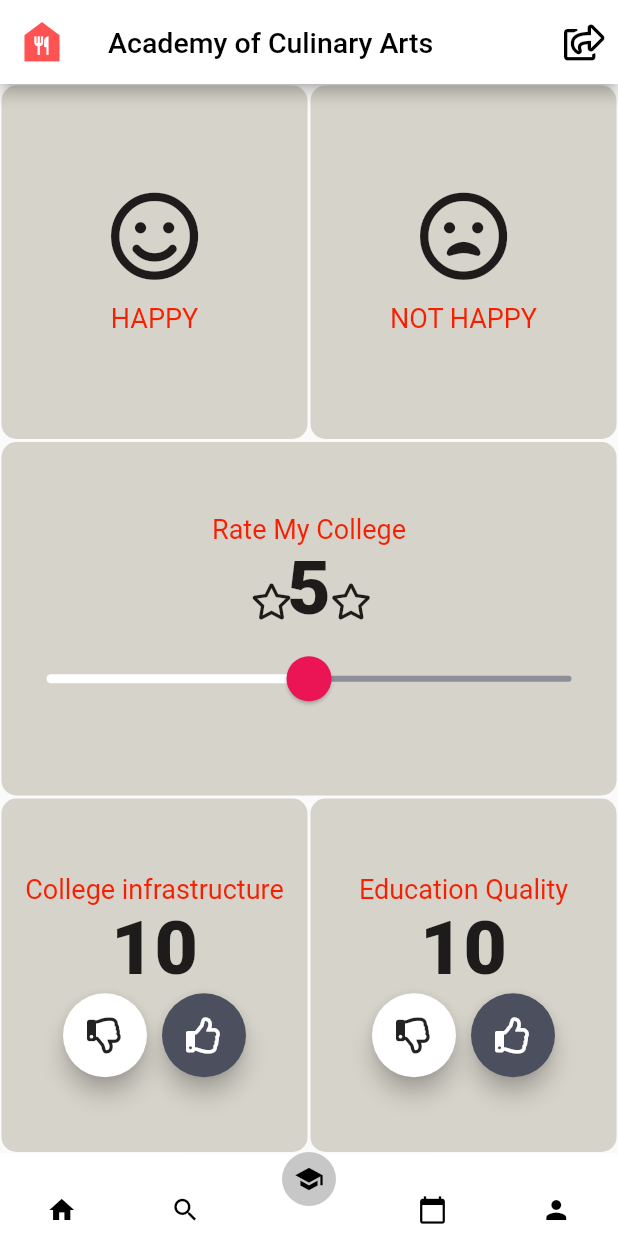
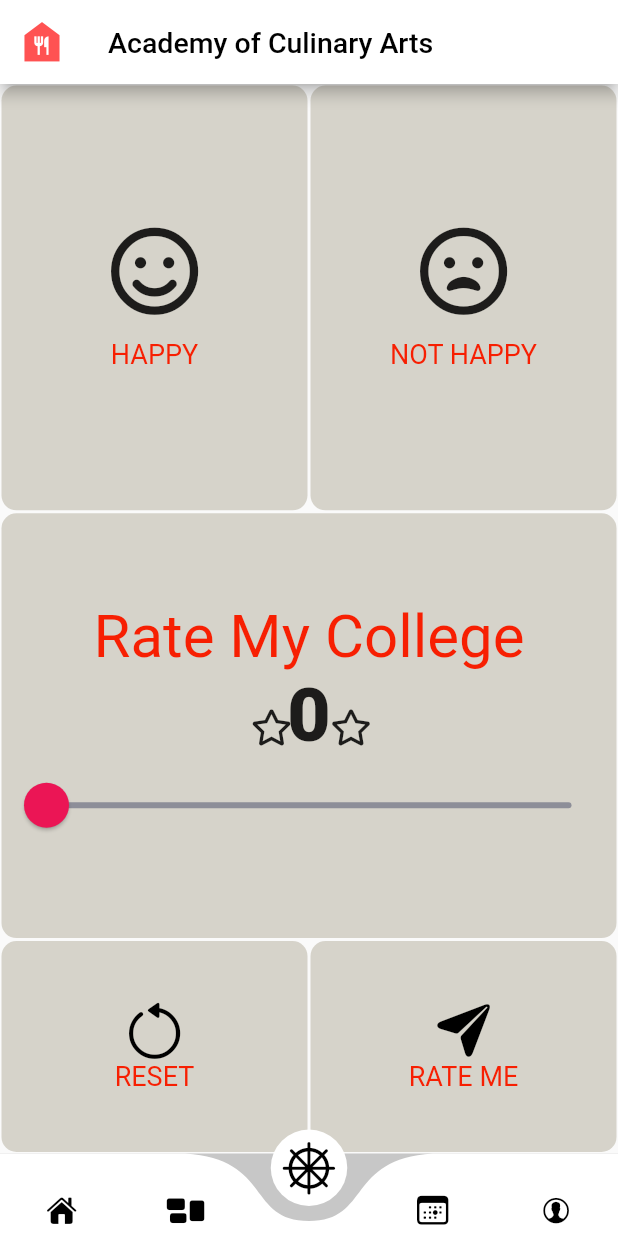
Before and after one commit to Samyush/hm, a Flutter app: the BottomNavigationPage screen opened by its route, item 3 of the bottom bar chosen, on a phone screen of 412 x 824 dp. Run offline on Flutter 3.47's test engine with Material 2 defaults, Android fonts, the phone set to English and light mode, and no system bars; drawn by our look-alikes of curved_navigation_bar; our stand-ins replace carousel_pro, connectivity, flutter_screenutil, flutter_spinkit, font_awesome_flutter, line_awesome_flutter and 3 more; missing offline and left inert: flutter_open_whatsapp; accounts and stored records are empty; network calls fail.

Commit message:
rating page changes and wifi detector changes

```diff
--- a/lib/networking/allAPI/allAPI.dart
+++ b/lib/networking/allAPI/allAPI.dart
@@ -1,6 +1,6 @@
 //the link to be used is LAN adapters WiFi -> IPv4 Address
 
-const KServerURL = '10.0.2.2';
+const KServerURL = '192.168.31.155';
 const kApiCurrentUsr = 'http://$KServerURL:8000/api/currentUsr';
 const kApiMyRating = 'http://$KServerURL:8000/api/rateMe';
 // 10.0.2.2
--- a/lib/screen/bottomNavigation.dart
+++ b/lib/screen/bottomNavigation.dart
@@ -1,4 +1,5 @@
 import 'package:curved_navigation_bar/curved_navigation_bar.dart';
+import 'package:flutter/cupertino.dart';
 import 'package:flutter/material.dart';
 import 'package:hm/networking/serverConnection/perUserDemand/UserDataPuller.dart';
 import 'package:hm/screen/profilePage/profile_screen.dart';
@@ -37,33 +38,33 @@ class _BottomNavigationPageState extends State<BottomNavigationPage> {
     return Scaffold(
       bottomNavigationBar: CurvedNavigationBar(
 //        color: Colors.grey,
-        backgroundColor: Colors.white,
-        buttonBackgroundColor: Color(0xFFC7C7C7),
+        backgroundColor: Color(0xFFC7C7C7),
+        buttonBackgroundColor: Colors.white,
         height: 55,
-//        backgroundColor: Colors.black,
+        // backgroundColor: Colors.black,
         items: <Widget>[
           Icon(
-            Icons.home,
+            CupertinoIcons.house_fill,
             size: 20,
             color: Colors.black,
           ),
           Icon(
-            Icons.search,
-            size: 20,
+            CupertinoIcons.rectangle_3_offgrid_fill,
+            size: 25,
             color: Colors.black,
           ),
           Icon(
-            Icons.school,
-            size: 20,
+            CupertinoIcons.helm,
+            size: 35,
             color: Colors.black,
           ),
           Icon(
-            Icons.calendar_today,
-            size: 20,
+            CupertinoIcons.calendar_today,
+            size: 25,
             color: Colors.black,
           ),
           Icon(
-            Icons.person,
+            CupertinoIcons.person_alt_circle,
             size: 20,
             color: Colors.black,
           ),
--- a/lib/screen/rateMe.dart
+++ b/lib/screen/rateMe.dart
@@ -1,20 +1,19 @@
 import 'dart:async';
 
 import 'package:connectivity/connectivity.dart';
+import 'package:flutter/cupertino.dart';
 import 'package:flutter/material.dart';
 import 'package:flutter/services.dart';
+import 'package:flutter_spinkit/flutter_spinkit.dart';
 import 'package:font_awesome_flutter/font_awesome_flutter.dart';
 import 'package:hm/componentBuilders/reuseCardBuilder.dart';
-import 'package:hm/componentBuilders/roundedIconButton.dart';
 import 'package:hm/networking/serverConnection/perUserDemand/apiRateMyCollege.dart';
 import 'package:hm/reuseCodeFunction/constants.dart';
 import 'package:hm/reuseCodeFunction/iconContent.dart';
 
 import '../networking/serverConnection/perUserDemand/UserDataPuller.dart';
 
-//will add emoji my clg and rating feature here
-
-enum Emoji { happy, veryHappy, sad, verySad }
+enum Emoji { happy, sad, none }
 
 class RateMe extends StatefulWidget {
   @override
@@ -24,10 +23,7 @@ class RateMe extends StatefulWidget {
 class _RateMeState extends State<RateMe> {
   Emoji selectedEmoji;
   int happy = 1;
-  int ratingSlider = 5;
-  int collegeInfrastructure = 10;
-  int educationQuality = 10;
-
+  int ratingSlider = 0;
   bool _connectionStatus = true;
   final Connectivity _connectivity = Connectivity();
   StreamSubscription<ConnectivityResult> _connectivitySubscription;
@@ -112,11 +108,11 @@ class _RateMeState extends State<RateMe> {
   }
 
   //The following method is used for rating data
-  void toRate() async {
+  void toRate(String label) async {
     var userData = await MyRating().rateIt(happy, ratingSlider);
     if (userData != null) {
       final snackBar = SnackBar(
-        content: Text('Rated Successfully, Thank you!'),
+        content: Text(label),
         action: SnackBarAction(
           label: 'Done',
           onPressed: () {
@@ -152,25 +148,14 @@ class _RateMeState extends State<RateMe> {
                   style: TextStyle(color: Colors.red, fontSize: 20),
                 ),
               ),
-        actions: <Widget>[
-          IconButton(
-            icon: Icon(
-              FontAwesomeIcons.shareSquare,
-              color: Colors.black,
-            ),
-            tooltip: 'Show Snackbar',
-            onPressed: () {
-              toRate();
-              // MyRating().rateIt(happy, ratingSlider);
-            },
-          ),
-        ],
         backgroundColor: Colors.white,
       ),
-      body: Column(
+      body: _connectionStatus
+          ? Column(
               crossAxisAlignment: CrossAxisAlignment.stretch,
               children: <Widget>[
                 Expanded(
+                  flex: 2,
                   child: Row(
                     children: <Widget>[
                       Expanded(
@@ -211,7 +196,7 @@ class _RateMeState extends State<RateMe> {
                   ),
                 ),
                 Expanded(
-//            flex: 3,
+                  flex: 2,
                   child: ReuseCard(
                     colour: kInactiveColor,
                     cardChild: Column(
@@ -219,23 +204,19 @@ class _RateMeState extends State<RateMe> {
                       children: <Widget>[
                         Text(
                           'Rate My College',
-                    style: kTextLabelStyle,
+                          style: kTextLabelStyle.copyWith(fontSize: 40),
                         ),
                         Row(
                           mainAxisAlignment: MainAxisAlignment.center,
                           crossAxisAlignment: CrossAxisAlignment.baseline,
                           textBaseline: TextBaseline.alphabetic,
                           children: <Widget>[
-                      Icon(FontAwesomeIcons.star
-                          //style: kTextLabelStyle,
-                          ),
+                            Icon(FontAwesomeIcons.star),
                             Text(
                               ratingSlider.toString(),
                               style: kNumberTextStyle,
                             ),
-                      Icon(FontAwesomeIcons.star
-                          //style: kTextLabelStyle,
-                          ),
+                            Icon(FontAwesomeIcons.star),
                           ],
                         ),
                         SliderTheme(
@@ -252,8 +233,6 @@ class _RateMeState extends State<RateMe> {
                             value: ratingSlider.toDouble(),
                             min: 0.0,
                             max: 10.0,
-//                      activeColor: Color(0xFFEB1555),
-//                      inactiveColor: Color(0xFF8D8E98),
                             onChanged: (double newValue) {
                               setState(() {
                                 ratingSlider = newValue.toInt();
@@ -272,46 +251,25 @@ class _RateMeState extends State<RateMe> {
                       Expanded(
                         child: ReuseCard(
                           colour: kInactiveColor,
+                          onTap: () {
+                            setState(() {
+                              selectedEmoji = Emoji.none;
+                              happy = 2;
+                              ratingSlider = 0;
+                            });
+                            toRate('Reset Successful,');
+                          },
                           cardChild: Column(
                             mainAxisAlignment: MainAxisAlignment.center,
                             children: <Widget>[
-                        Text(
-                          'College infrastructure',
-                          style: kTextLabelStyle,
+                              Icon(
+                                CupertinoIcons.gobackward,
+                                size: 40,
+                                color: Colors.black,
                               ),
                               Text(
-                          collegeInfrastructure.toString(),
-                          style: kNumberTextStyle,
-                        ),
-                        Row(
-                          mainAxisAlignment: MainAxisAlignment.center,
-                          children: <Widget>[
-                            RoundIconButton(
-                              icon: FontAwesomeIcons.thumbsDown,
-                              onPressed: () {
-                                if (collegeInfrastructure >= 0)
-                                  setState(() {
-                                    collegeInfrastructure--;
-                                  });
-                              },
-                            ),
-                            SizedBox(
-                              width: 10,
-                            ),
-                            FloatingActionButton(
-                              backgroundColor: Color(0xFF4C4F5E),
-                              child: Icon(
-                                FontAwesomeIcons.thumbsUp,
-                                color: Colors.white,
-                              ),
-                              onPressed: () {
-                                if (collegeInfrastructure < 10)
-                                  setState(() {
-                                    collegeInfrastructure++;
-                                  });
-                              },
-                            ),
-                          ],
+                                'RESET',
+                                style: kTextLabelStyle,
                               ),
                             ],
                           ),
@@ -320,46 +278,21 @@ class _RateMeState extends State<RateMe> {
                       Expanded(
                         child: ReuseCard(
                           colour: kInactiveColor,
+                          onTap: () {
+                            toRate('Rated Successfully, Thank you!');
+                            // setState(() {});
+                          },
                           cardChild: Column(
                             mainAxisAlignment: MainAxisAlignment.center,
                             children: <Widget>[
-                        Text(
-                          'Education Quality',
-                          style: kTextLabelStyle,
+                              Icon(
+                                CupertinoIcons.paperplane_fill,
+                                size: 40,
+                                color: Colors.black,
                               ),
                               Text(
-                          educationQuality.toString(),
-                          style: kNumberTextStyle,
-                        ),
-                        Row(
-                          mainAxisAlignment: MainAxisAlignment.center,
-                          children: <Widget>[
-                            RoundIconButton(
-                              icon: FontAwesomeIcons.thumbsDown,
-                              onPressed: () {
-                                if (educationQuality >= 0)
-                                  setState(() {
-                                    educationQuality--;
-                                  });
-                              },
-                            ),
-                            SizedBox(
-                              width: 10,
-                            ),
-                            FloatingActionButton(
-                              backgroundColor: Color(0xFF4C4F5E),
-                              child: Icon(
-                                FontAwesomeIcons.thumbsUp,
-                                color: Colors.white,
-                              ),
-                              onPressed: () {
-                                if (educationQuality < 10)
-                                  setState(() {
-                                    educationQuality++;
-                                  });
-                              },
-                            ),
-                          ],
+                                'RATE ME',
+                                style: kTextLabelStyle,
                               ),
                             ],
                           ),
@@ -369,6 +302,12 @@ class _RateMeState extends State<RateMe> {
                   ),
                 ),
               ],
+            )
+          : Center(
+              child: SpinKitWave(
+                color: Colors.red,
+                size: 50.0,
+              ),
             ),
     );
   }
--- a/pubspec.yaml
+++ b/pubspec.yaml
@@ -15,7 +15,7 @@ dependencies:
 
   # The following adds the Cupertino Icons font to your application.
   # Use with the CupertinoIcons class for iOS style icons.
-  cupertino_icons: ^0.1.3
+  cupertino_icons: ^1.0.2
   shared_preferences: ^2.0.3
   http: ^0.12.0+2
   font_awesome_flutter: ^8.8.1
@@ -26,7 +26,7 @@ dependencies:
   animated_text_kit: ^2.0.1
   modal_progress_hud: ^0.1.3
   carousel_slider: ^2.1.0
-#  flutter_spinkit: ^4.1.2+1
+  flutter_spinkit: ^4.1.2+1
   flutter_open_whatsapp: ^0.1.2
   line_awesome_flutter: ^1.0.1
   flutter_screenutil: ^1.0.2
```
Also changed, not shown: lib/screen/login_screen.dart (+23 -8 lines), lib/screen/search.dart (+10 -10 lines), pubspec.lock. Lines whose indentation alone changed are shown as unchanged.
